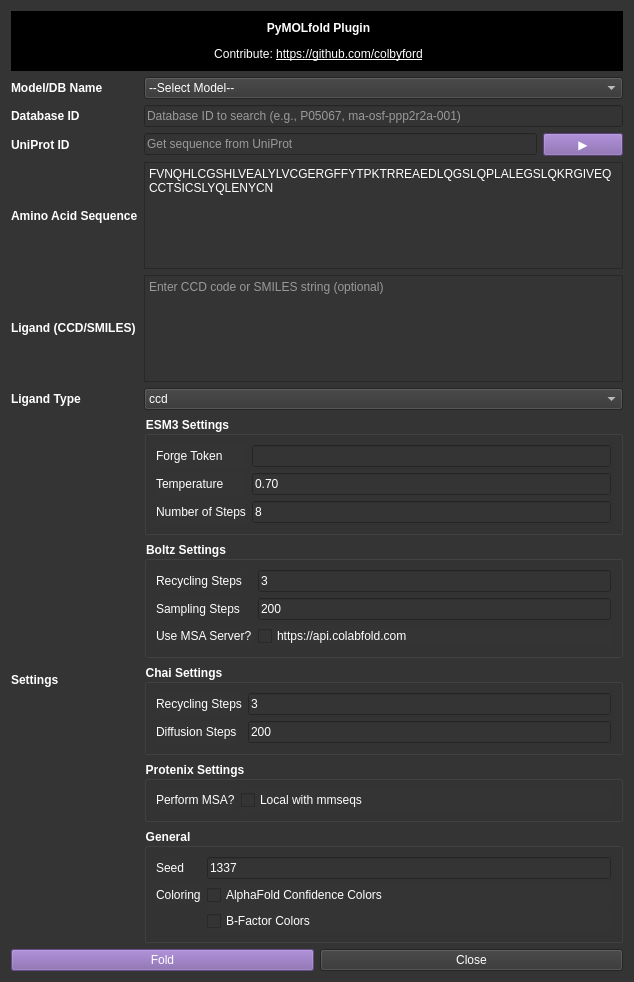
Old version of the form pymolfold/widget.ui in the repository colbyford/PyMOLfold.
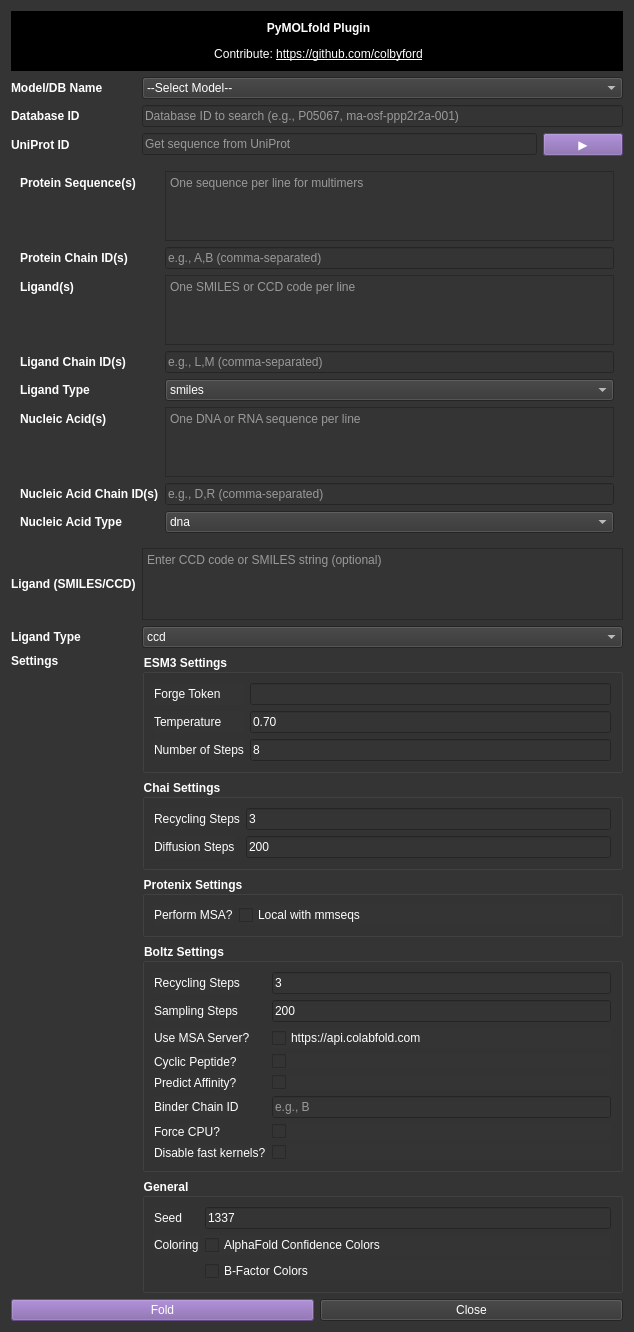
New version of the form.

The edit to the form file:
```diff
--- a/pymolfold/widget.ui
+++ b/pymolfold/widget.ui
@@ -82,7 +82,7 @@
        </property>
       </widget>
      </item>
-     <item row="11" column="0">
+     <item row="12" column="0">
       <widget class="QLabel" name="label_settings">
        <property name="font">
         <font>
@@ -90,51 +90,15 @@
          <bold>true</bold>
         </font>
        </property>
-       <property name="autoFillBackground">
-        <bool>false</bool>
-       </property>
        <property name="text">
         <string>Settings</string>
        </property>
-      </widget>
-     </item>
-     <item row="8" column="0">
-      <widget class="QLabel" name="label_aa_seq">
-       <property name="font">
-        <font>
-         <weight>75</weight>
-         <bold>true</bold>
-        </font>
+       <property name="alignment">
+        <set>Qt::AlignLeading|Qt::AlignLeft|Qt::AlignTop</set>
        </property>
-       <property name="autoFillBackground">
-        <bool>false</bool>
-       </property>
-       <property name="text">
-        <string notr="true">Amino Acid Sequence</string>
-       </property>
       </widget>
      </item>
-     <item row="10" column="0">
-      <widget class="QLabel" name="label_ligand_type">
-       <property name="autoFillBackground">
-        <bool>false</bool>
-       </property>
-       <property name="text">
-        <string notr="true">&lt;html&gt;&lt;head/&gt;&lt;body&gt;&lt;p&gt;&lt;span style=&quot; font-weight:600;&quot;&gt;Ligand Type&lt;/span&gt;&lt;/p&gt;&lt;/body&gt;&lt;/html&gt;</string>
-       </property>
-      </widget>
-     </item>
-     <item row="9" column="0">
-      <widget class="QLabel" name="label_ligand">
-       <property name="autoFillBackground">
-        <bool>false</bool>
-       </property>
-       <property name="text">
-        <string notr="true">&lt;html&gt;&lt;head/&gt;&lt;body&gt;&lt;p&gt;&lt;span style=&quot; font-weight:600;&quot;&gt;Ligand (CCD/SMILES)&lt;/span&gt;&lt;/p&gt;&lt;/body&gt;&lt;/html&gt;</string>
-       </property>
-      </widget>
-     </item>
-     <item row="11" column="1">
+     <item row="12" column="1">
       <layout class="QFormLayout" name="formLayout">
        <property name="sizeConstraint">
         <enum>QLayout::SetDefaultConstraint</enum>
@@ -370,7 +334,7 @@
          </layout>
         </widget>
        </item>
-       <item row="4" column="0" colspan="2">
+       <item row="5" column="0" colspan="2">
         <widget class="QGroupBox" name="group_general_settings">
          <property name="font">
           <font>
@@ -447,10 +411,10 @@
          </layout>
         </widget>
        </item>
-       <item row="1" column="0" colspan="2">
+       <item row="4" column="0" colspan="2">
         <widget class="QGroupBox" name="group_boltz_settings">
          <property name="enabled">
-          <bool>false</bool>
+          <bool>true</bool>
          </property>
          <property name="font">
           <font>
@@ -555,6 +519,154 @@
             </property>
            </widget>
           </item>
+          <item row="3" column="0">
+           <widget class="QLabel" name="label_boltz_is_cyclic">
+            <property name="font">
+             <font>
+              <weight>50</weight>
+              <bold>false</bold>
+             </font>
+            </property>
+            <property name="text">
+             <string>Cyclic Peptide?</string>
+            </property>
+           </widget>
+          </item>
+          <item row="3" column="1">
+           <widget class="QCheckBox" name="input_boltz_is_cyclic">
+            <property name="font">
+             <font>
+              <weight>50</weight>
+              <bold>false</bold>
+             </font>
+            </property>
+            <property name="toolTip">
+             <string>Check if the protein(s) are cyclic. Ignored for full YAML input.</string>
+            </property>
+            <property name="text">
+             <string/>
+            </property>
+           </widget>
+          </item>
+          <item row="4" column="0">
+           <widget class="QLabel" name="label_boltz_predict_affinity">
+            <property name="font">
+             <font>
+              <weight>50</weight>
+              <bold>false</bold>
+             </font>
+            </property>
+            <property name="text">
+             <string>Predict Affinity?</string>
+            </property>
+           </widget>
+          </item>
+          <item row="4" column="1">
+           <widget class="QCheckBox" name="input_boltz_predict_affinity">
+            <property name="font">
+             <font>
+              <weight>50</weight>
+              <bold>false</bold>
+             </font>
+            </property>
+            <property name="toolTip">
+             <string>Predict binding affinity. Requires a ligand and binder ID. Ignored for full YAML input.</string>
+            </property>
+            <property name="text">
+             <string/>
+            </property>
+           </widget>
+          </item>
+          <item row="5" column="0">
+           <widget class="QLabel" name="label_boltz_binder_chain_id">
+            <property name="font">
+             <font>
+              <weight>50</weight>
+              <bold>false</bold>
+             </font>
+            </property>
+            <property name="text">
+             <string>Binder Chain ID</string>
+            </property>
+           </widget>
+          </item>
+          <item row="5" column="1">
+           <widget class="QLineEdit" name="input_boltz_binder_chain_id">
+            <property name="enabled">
+             <bool>false</bool>
+            </property>
+            <property name="font">
+             <font>
+              <weight>50</weight>
+              <bold>false</bold>
+             </font>
+            </property>
+            <property name="toolTip">
+             <string>The chain ID of the molecule to calculate affinity for (e.g., the ligand).</string>
+            </property>
+            <property name="placeholderText">
+             <string>e.g., B</string>
+            </property>
+           </widget>
+          </item>
+          <item row="6" column="0">
+           <widget class="QLabel" name="label_boltz_force_cpu">
+            <property name="font">
+             <font>
+              <weight>50</weight>
+              <bold>false</bold>
+             </font>
+            </property>
+            <property name="text">
+             <string>Force CPU?</string>
+            </property>
+           </widget>
+          </item>
+          <item row="6" column="1">
+           <widget class="QCheckBox" name="input_boltz_force_cpu">
+            <property name="font">
+             <font>
+              <weight>50</weight>
+              <bold>false</bold>
+             </font>
+            </property>
+            <property name="toolTip">
+             <string>Force the prediction to run on the CPU (slower). Use if you have CUDA/GPU compatibility issues.</string>
+            </property>
+            <property name="text">
+             <string/>
+            </property>
+           </widget>
+          </item>
+          <item row="7" column="0">
+           <widget class="QLabel" name="label_boltz_no_kernels">
+            <property name="font">
+             <font>
+              <weight>50</weight>
+              <bold>false</bold>
+             </font>
+            </property>
+            <property name="text">
+             <string>Disable fast kernels?</string>
+            </property>
+           </widget>
+          </item>
+          <item row="7" column="1">
+           <widget class="QCheckBox" name="input_boltz_no_kernels">
+            <property name="font">
+             <font>
+              <weight>50</weight>
+              <bold>false</bold>
+             </font>
+            </property>
+            <property name="toolTip">
+             <string>Disables specialized kernels for compatibility. Use if you encounter Triton errors. Equivalent to '--no_kernels'.</string>
+            </property>
+            <property name="text">
+             <string/>
+            </property>
+           </widget>
+          </item>
          </layout>
         </widget>
        </item>
@@ -670,22 +782,6 @@
        </property>
       </widget>
      </item>
-     <item row="8" column="1">
-      <widget class="QPlainTextEdit" name="input_aa_seq">
-       <property name="sizePolicy">
-        <sizepolicy hsizetype="Expanding" vsizetype="Minimum">
-         <horstretch>0</horstretch>
-         <verstretch>0</verstretch>
-        </sizepolicy>
-       </property>
-       <property name="sizeAdjustPolicy">
-        <enum>QAbstractScrollArea::AdjustToContents</enum>
-       </property>
-       <property name="plainText">
-        <string>FVNQHLCGSHLVEALYLVCGERGFFYTPKTRREAEDLQGSLQPLALEGSLQKRGIVEQCCTSICSLYQLENYCN</string>
-       </property>
-      </widget>
-     </item>
      <item row="2" column="1">
       <layout class="QHBoxLayout" name="horizontalLayout_3">
        <item>
@@ -720,6 +816,253 @@
        </property>
       </widget>
      </item>
+     <item row="8" column="0" colspan="2">
+      <widget class="QStackedWidget" name="input_stacked_widget">
+       <property name="currentIndex">
+        <number>1</number>
+       </property>
+       <widget class="QWidget" name="page_standard_input">
+        <layout class="QGridLayout" name="gridLayout_2">
+         <item row="0" column="0">
+          <widget class="QLabel" name="label_aa_seq">
+           <property name="font">
+            <font>
+             <weight>75</weight>
+             <bold>true</bold>
+            </font>
+           </property>
+           <property name="text">
+            <string>Amino Acid Sequence</string>
+           </property>
+           <property name="alignment">
+            <set>Qt::AlignLeading|Qt::AlignLeft|Qt::AlignTop</set>
+           </property>
+          </widget>
+         </item>
+         <item row="0" column="1">
+          <widget class="QPlainTextEdit" name="input_aa_seq">
+           <property name="sizePolicy">
+            <sizepolicy hsizetype="Expanding" vsizetype="Minimum">
+             <horstretch>0</horstretch>
+             <verstretch>0</verstretch>
+            </sizepolicy>
+           </property>
+           <property name="sizeAdjustPolicy">
+            <enum>QAbstractScrollArea::AdjustToContents</enum>
+           </property>
+           <property name="plainText">
+            <string>FVNQHLCGSHLVEALYLVCGERGFFYTPKTRREAEDLQGSLQPLALEGSLQKRGIVEQCCTSICSLYQLENYCN</string>
+           </property>
+          </widget>
+         </item>
+        </layout>
+       </widget>
+       <widget class="QWidget" name="page_boltz_input">
+        <layout class="QFormLayout" name="formLayout_2">
+         <item row="0" column="0">
+          <widget class="QLabel" name="label_boltz_protein_seqs">
+           <property name="font">
+            <font>
+             <weight>75</weight>
+             <bold>true</bold>
+            </font>
+           </property>
+           <property name="text">
+            <string>Protein Sequence(s)</string>
+           </property>
+          </widget>
+         </item>
+         <item row="0" column="1">
+          <widget class="QPlainTextEdit" name="input_boltz_protein_seqs">
+           <property name="placeholderText">
+            <string>One sequence per line for multimers</string>
+           </property>
+          </widget>
+         </item>
+         <item row="1" column="0">
+          <widget class="QLabel" name="label_boltz_protein_ids">
+           <property name="font">
+            <font>
+             <weight>75</weight>
+             <bold>true</bold>
+            </font>
+           </property>
+           <property name="text">
+            <string>Protein Chain ID(s)</string>
+           </property>
+          </widget>
+         </item>
+         <item row="1" column="1">
+          <widget class="QLineEdit" name="input_boltz_protein_ids">
+           <property name="placeholderText">
+            <string>e.g., A,B (comma-separated)</string>
+           </property>
+          </widget>
+         </item>
+         <item row="2" column="0">
+          <widget class="QLabel" name="label_boltz_ligand_seqs">
+           <property name="font">
+            <font>
+             <weight>75</weight>
+             <bold>true</bold>
+            </font>
+           </property>
+           <property name="text">
+            <string>Ligand(s)</string>
+           </property>
+          </widget>
+         </item>
+         <item row="2" column="1">
+          <widget class="QPlainTextEdit" name="input_boltz_ligand_seqs">
+           <property name="placeholderText">
+            <string>One SMILES or CCD code per line</string>
+           </property>
+          </widget>
+         </item>
+         <item row="3" column="0">
+          <widget class="QLabel" name="label_boltz_ligand_ids">
+           <property name="font">
+            <font>
+             <weight>75</weight>
+             <bold>true</bold>
+            </font>
+           </property>
+           <property name="text">
+            <string>Ligand Chain ID(s)</string>
+           </property>
+          </widget>
+         </item>
+         <item row="3" column="1">
+          <widget class="QLineEdit" name="input_boltz_ligand_ids">
+           <property name="placeholderText">
+            <string>e.g., L,M (comma-separated)</string>
+           </property>
+          </widget>
+         </item>
+         <item row="4" column="0">
+          <widget class="QLabel" name="label_boltz_ligand_type">
+           <property name="font">
+            <font>
+             <weight>75</weight>
+             <bold>true</bold>
+            </font>
+           </property>
+           <property name="text">
+            <string>Ligand Type</string>
+           </property>
+          </widget>
+         </item>
+         <item row="4" column="1">
+          <widget class="QComboBox" name="input_boltz_ligand_type">
+           <item>
+            <property name="text">
+             <string>smiles</string>
+            </property>
+           </item>
+           <item>
+            <property name="text">
+             <string>ccd</string>
+            </property>
+           </item>
+          </widget>
+         </item>
+         <item row="5" column="0">
+          <widget class="QLabel" name="label_boltz_na_seqs">
+           <property name="font">
+            <font>
+             <weight>75</weight>
+             <bold>true</bold>
+            </font>
+           </property>
+           <property name="text">
+            <string>Nucleic Acid(s)</string>
+           </property>
+          </widget>
+         </item>
+         <item row="5" column="1">
+          <widget class="QPlainTextEdit" name="input_boltz_na_seqs">
+           <property name="placeholderText">
+            <string>One DNA or RNA sequence per line</string>
+           </property>
+          </widget>
+         </item>
+         <item row="6" column="0">
+          <widget class="QLabel" name="label_boltz_na_ids">
+           <property name="font">
+            <font>
+             <weight>75</weight>
+             <bold>true</bold>
+            </font>
+           </property>
+           <property name="text">
+            <string>Nucleic Acid Chain ID(s)</string>
+           </property>
+          </widget>
+         </item>
+         <item row="6" column="1">
+          <widget class="QLineEdit" name="input_boltz_na_ids">
+           <property name="placeholderText">
+            <string>e.g., D,R (comma-separated)</string>
+           </property>
+          </widget>
+         </item>
+         <item row="7" column="0">
+          <widget class="QLabel" name="label_boltz_na_type">
+           <property name="font">
+            <font>
+             <weight>75</weight>
+             <bold>true</bold>
+            </font>
+           </property>
+           <property name="text">
+            <string>Nucleic Acid Type</string>
+           </property>
+          </widget>
+         </item>
+         <item row="7" column="1">
+          <widget class="QComboBox" name="input_boltz_na_type">
+           <item>
+            <property name="text">
+             <string>dna</string>
+            </property>
+           </item>
+           <item>
+            <property name="text">
+             <string>rna</string>
+            </property>
+           </item>
+          </widget>
+         </item>
+        </layout>
+       </widget>
+      </widget>
+     </item>
+     <item row="9" column="0">
+      <widget class="QLabel" name="label_ligand">
+       <property name="font">
+        <font>
+         <weight>75</weight>
+         <bold>true</bold>
+        </font>
+       </property>
+       <property name="text">
+        <string>Ligand (SMILES/CCD)</string>
+       </property>
+      </widget>
+     </item>
+     <item row="10" column="0">
+      <widget class="QLabel" name="label_ligand_type">
+       <property name="font">
+        <font>
+         <weight>75</weight>
+         <bold>true</bold>
+        </font>
+       </property>
+       <property name="text">
+        <string>Ligand Type</string>
+       </property>
+      </widget>
+     </item>
     </layout>
    </item>
    <item>
```
Left out of the diff: 2 changed lines with no effect on the pictures.
